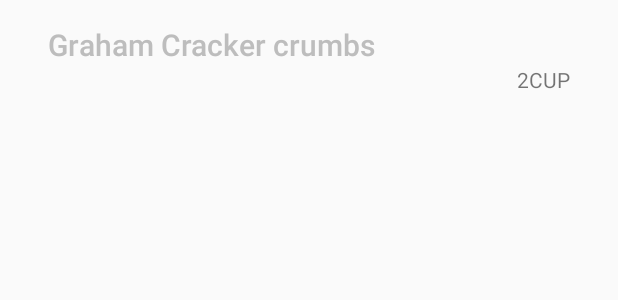
After one commit to yoonhok524/Baking-Udacity-Project-, an Android app: the layout recipes_widget_item.xml on its own in the app's theme, with its tools: preview values and no code run, on a phone screen of 412 x 824 dp. The commit adds this screen. Shown: the top 300 px of the screen. Run offline under Robolectric (Android 15) with nearby library versions, the phone set to English and light mode, and no system bars.

Commit message:
Widget is implemented which showing the ingredient list.

```diff
--- a/Baking/app/src/main/java/com/youknow/baking/RecipesAdapter.java
+++ b/Baking/app/src/main/java/com/youknow/baking/RecipesAdapter.java
@@ -5,6 +5,7 @@ import com.google.gson.Gson;
 import com.squareup.picasso.Picasso;
 import com.youknow.baking.data.Recipe;
 import com.youknow.baking.recipes.RecipeStepsActivity;
+import com.youknow.baking.widget.RecipeWidget;
 
 import android.appwidget.AppWidgetManager;
 import android.content.ComponentName;
--- /dev/null
+++ b/Baking/app/src/main/res/layout/recipes_widget_item.xml
@@ -0,0 +1,45 @@
+<?xml version="1.0" encoding="utf-8"?>
+<LinearLayout xmlns:android="http://schemas.android.com/apk/res/android"
+        xmlns:tools="http://schemas.android.com/tools"
+        xmlns:app="http://schemas.android.com/apk/res-auto"
+        android:orientation="vertical"
+        android:layout_width="match_parent"
+        android:layout_height="wrap_content"
+        android:layout_marginTop="16dp"
+        android:layout_marginLeft="16dp"
+        android:layout_marginRight="16dp">
+
+    <TextView
+            android:id="@+id/widget_ingredient_name"
+            android:layout_width="wrap_content"
+            android:layout_height="wrap_content"
+            android:layout_marginLeft="16dp"
+            android:textColor="#bdbdbd"
+            style="@style/Base.TextAppearance.AppCompat.Title"
+            tools:text="@string/fake_ingredient_name" />
+
+    <LinearLayout
+            android:layout_width="wrap_content"
+            android:layout_height="wrap_content"
+            android:layout_marginRight="16dp"
+            android:layout_marginBottom="8dp"
+            android:layout_gravity="right">
+
+        <TextView
+                android:id="@+id/widget_ingredient_quantity"
+                android:layout_width="wrap_content"
+                android:layout_height="wrap_content"
+                tools:text="@string/fake_ingredient_quantity"
+                app:layout_constraintTop_toBottomOf="@+id/tv_ingredient_name"
+                app:layout_constraintRight_toLeftOf="@+id/tv_ingredient_measure" />
+
+        <TextView
+                android:id="@+id/widget_ingredient_measure"
+                android:layout_width="wrap_content"
+                android:layout_height="wrap_content"
+                tools:text="@string/fake_ingredient_measure"
+                app:layout_constraintTop_toTopOf="@+id/tv_ingredient_quantity"
+                app:layout_constraintRight_toRightOf="parent" />
+    </LinearLayout>
+
+</LinearLayout>
```
Also changed, not shown: Baking/app/src/main/AndroidManifest.xml (+7 -1 lines), Baking/app/src/main/java/com/youknow/baking/data/Recipe.java (+5 -7 lines), Baking/app/src/main/java/com/youknow/baking/widget/RecipeWidget.java (renamed from Baking/app/src/main/java/com/youknow/baking/RecipeWidget.java, +15 -8 lines), Baking/app/src/main/java/com/youknow/baking/widget/RecipeWidgetService.java (added, +100 -0 lines), Baking/app/src/main/res/layout/recipes_widget.xml (+17 -10 lines).
